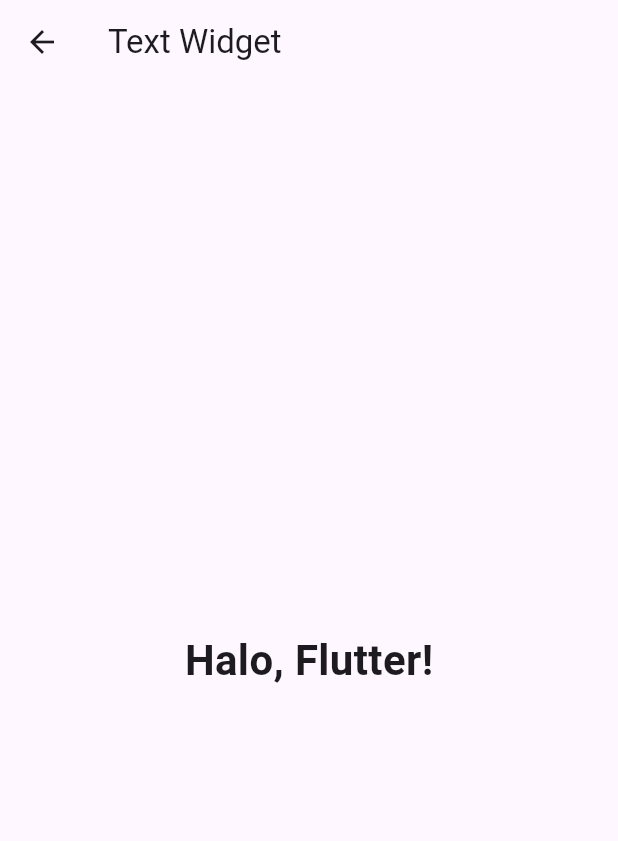
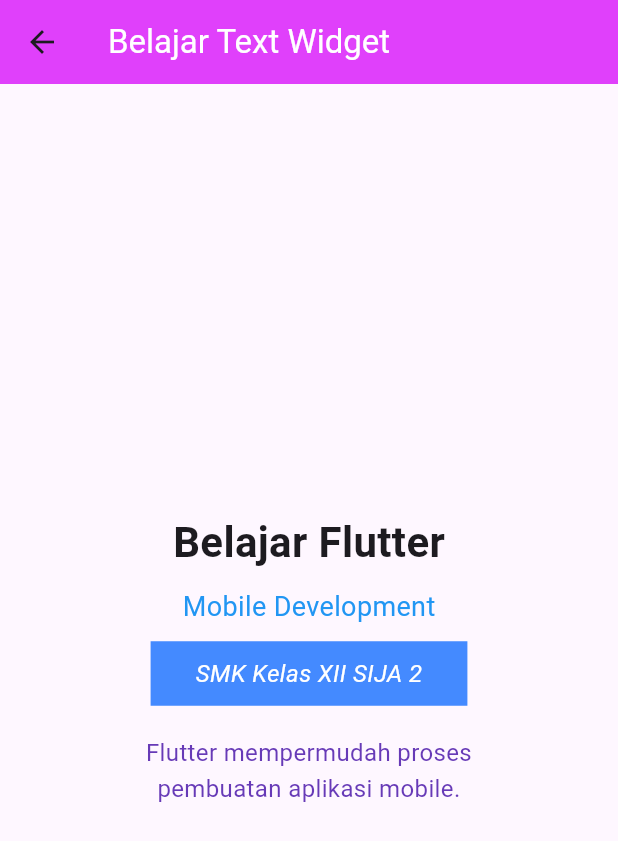
Before and after one commit to Thunder-hunt/myapp-flutter, a Flutter app: the TextWidget screen opened directly, on a phone screen of 412 x 824 dp. Shown: the top 841 px of the screen. Run offline on Flutter 3.47's test engine with Material 3 defaults, Android fonts, the phone set to English and light mode, and no system bars.

Commit message:
Update TextWidget to enhance UI and content for Flutter learning

```diff
--- a/lib/widgets/text_widget.dart
+++ b/lib/widgets/text_widget.dart
@@ -6,13 +6,52 @@
   @override
   Widget build(BuildContext context) {
     return Scaffold(
-      appBar: AppBar(title: const Text('Text Widget')),
-      body: const Center(
-        child: Text(
-          'Halo, Flutter!',
-          style: TextStyle(fontSize: 28, fontWeight: FontWeight.bold),
+      appBar: AppBar(
+        title: const Text(
+          'Belajar Text Widget',
+          style: TextStyle(color: Colors.white),
         ),
+        backgroundColor: Colors.purpleAccent,
       ),
-    );
+        body: Center(
+          child: Column(
+            mainAxisAlignment: MainAxisAlignment.center,
+            children: [
+              const Text(
+                'Belajar Flutter',
+                style: TextStyle(fontSize: 28, fontWeight: FontWeight.bold),
+              ),
+              const SizedBox(height: 10),
+              const Text(
+                'Mobile Development',
+                style: TextStyle(fontSize: 18, color: Colors.blue),
+              ),
+              const SizedBox(height: 10),
+              Container(
+                color: Colors.blueAccent,
+                padding: const EdgeInsets.only(top: 10, left: 30, right: 30, bottom: 10),
+                child: const Text(
+                  'SMK Kelas XII SIJA 2',
+                  style: TextStyle(
+                    fontSize: 16,
+                    fontStyle: FontStyle.italic,
+                    color: Colors.white,
+                  ),
+                ),
+              ),
+              const SizedBox(height: 20),
+              const Text(
+                'Flutter mempermudah proses\npembuatan aplikasi mobile.',
+                textAlign: TextAlign.center,
+                style: TextStyle(
+                  fontSize: 16,
+                  height: 1.5,
+                  color: Colors.deepPurple,
+                ),
+              ),
+            ],
+          ),
+        ),
+      );
   }
 }
```
